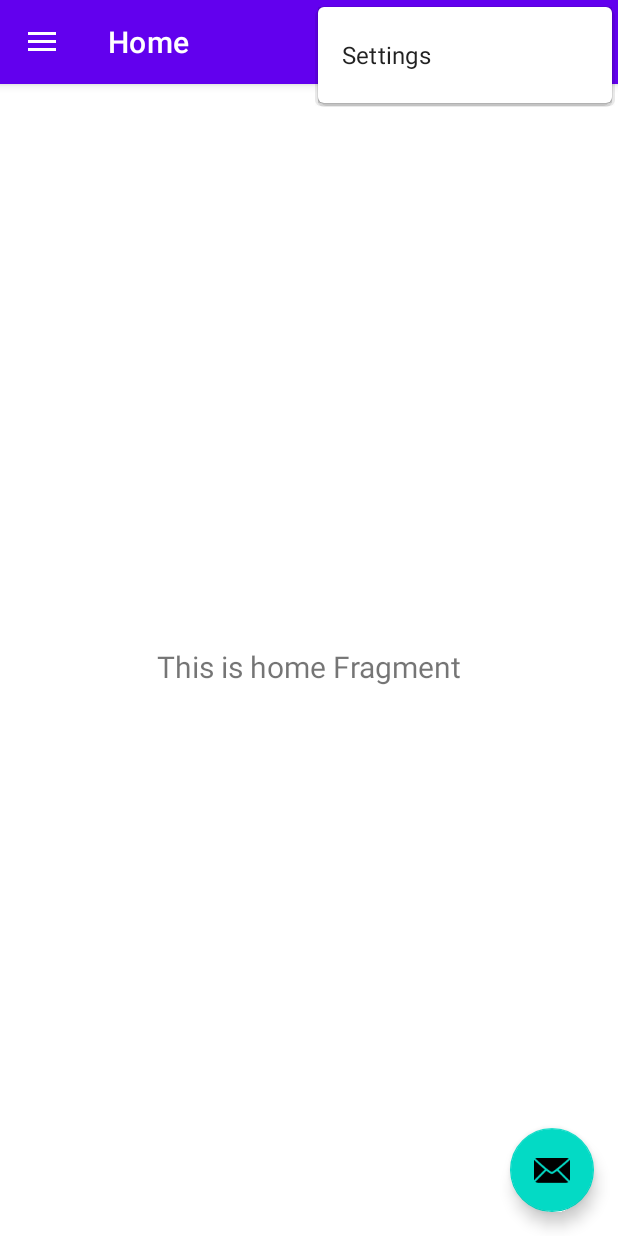
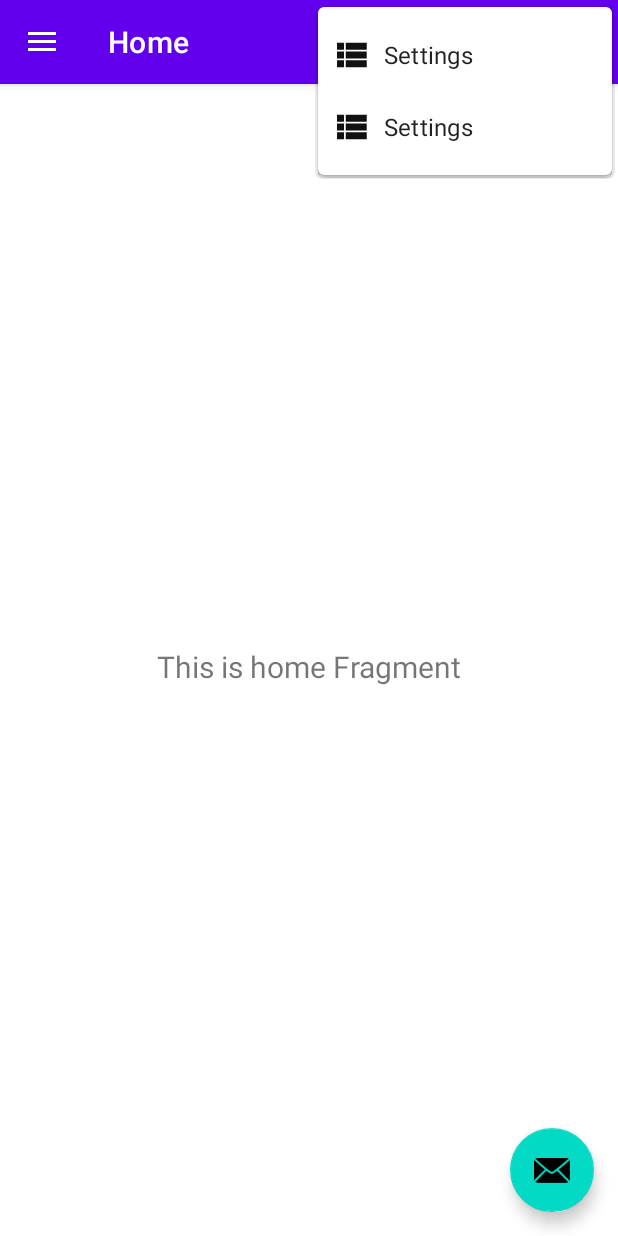
Before and after one commit to wckuo777/kotlinapp, an Android app: the screen it shows after launch (MainActivity), with the options menu open, on a phone screen of 412 x 824 dp. Run offline under Robolectric (Android 15) with nearby library versions, the phone set to English and light mode, and no system bars; our stand-ins replace navigation-ui.

Commit message:
add jpg and set option Icon

```diff
--- a/app/src/main/java/com/example/kotindemo/MainActivity.kt
+++ b/app/src/main/java/com/example/kotindemo/MainActivity.kt
@@ -12,6 +12,10 @@ import androidx.navigation.ui.setupWithNavController
 import androidx.drawerlayout.widget.DrawerLayout
 import androidx.appcompat.app.AppCompatActivity
 import com.example.kotindemo.databinding.ActivityMainBinding
+import android.R.menu
+import android.annotation.SuppressLint
+import androidx.appcompat.view.menu.MenuBuilder
+
 
 class MainActivity : AppCompatActivity() {
 
@@ -44,9 +48,14 @@ class MainActivity : AppCompatActivity() {
         navView.setupWithNavController(navController)
     }
 
+    @SuppressLint("RestrictedApi")
     override fun onCreateOptionsMenu(menu: Menu): Boolean {
         // Inflate the menu; this adds items to the action bar if it is present.
         menuInflater.inflate(R.menu.main, menu)
+        if (menu is MenuBuilder) {
+            val m: MenuBuilder = menu as MenuBuilder
+            m.setOptionalIconsVisible(true)
+        }
         return true
     }
 
--- /dev/null
+++ b/app/src/main/res/drawable/linear_layout.xml
@@ -0,0 +1,24 @@
+<?xml version="1.0" encoding="utf-8"?>
+<!--
+     Copyright (C) 2020 The Android Open Source Project
+     Licensed under the Apache License, Version 2.0 (the "License");
+     you may not use this file except in compliance with the License.
+     You may obtain a copy of the License at
+          http://www.apache.org/licenses/LICENSE-2.0
+     Unless required by applicable law or agreed to in writing, software
+     distributed under the License is distributed on an "AS IS" BASIS,
+     WITHOUT WARRANTIES OR CONDITIONS OF ANY KIND, either express or implied.
+     See the License for the specific language governing permissions and
+     limitations under the License.
+-->
+<!-- Menu asset to indicate clicking will switch to a vertical list of items for the RecyclerView -->
+<vector xmlns:android="http://schemas.android.com/apk/res/android"
+    android:width="28dp"
+    android:height="28dp"
+    android:tint="#111111"
+    android:viewportWidth="24"
+    android:viewportHeight="24">
+    <path
+        android:fillColor="@android:color/black"
+        android:pathData="M4,14h4v-4L4,10v4zM4,19h4v-4L4,15v4zM4,9h4L8,5L4,5v4zM9,14h12v-4L9,10v4zM9,19h12v-4L9,15v4zM9,5v4h12L21,5L9,5z" />
+</vector>
--- a/app/src/main/res/menu/main.xml
+++ b/app/src/main/res/menu/main.xml
@@ -5,5 +5,13 @@
         android:id="@+id/action_settings"
         android:orderInCategory="100"
         android:title="@string/action_settings"
+        android:icon="@drawable/linear_layout"
+        app:showAsAction="never" />
+    <item
+        android:id="@+id/layout2"
+        android:orderInCategory="100"
+        android:title="@string/action_settings"
+        android:icon="@drawable/linear_layout"
+
         app:showAsAction="never" />
 </menu>
```
Also changed, not shown: app/src/main/res/drawable/grid_layout.xml (added, +24 -0 lines), app/src/main/res/drawable/a1.jpg (added), app/src/main/res/drawable/a10.jpg (added), app/src/main/res/drawable/a11.jpg (added), app/src/main/res/drawable/a12.jpg (added), app/src/main/res/drawable/a13.jpg (added), app/src/main/res/drawable/a14.jpg (added), app/src/main/res/drawable/a2.jpg (added), app/src/main/res/drawable/a3.jpg (added), app/src/main/res/drawable/a4.jpg (added), app/src/main/res/drawable/a5.jpg (added), app/src/main/res/drawable/a6.jpg (added), app/src/main/res/drawable/a7.jpg (added), app/src/main/res/drawable/a8.jpg (added), 1 more files.
